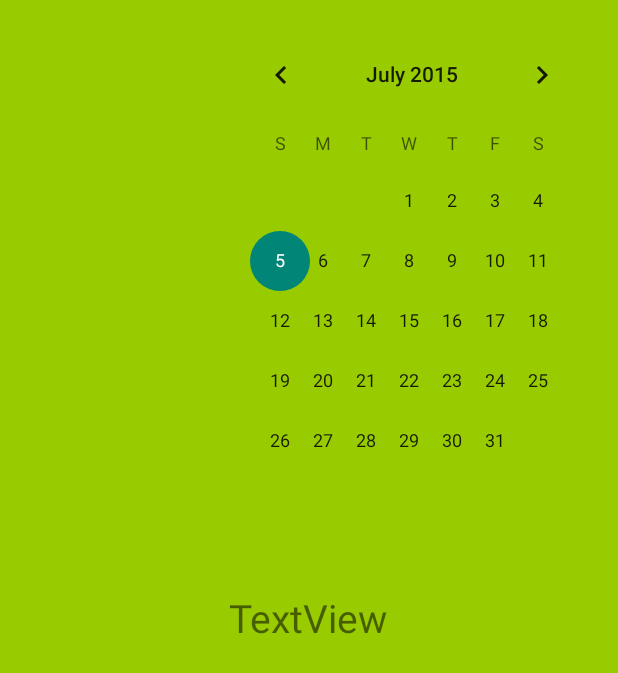
After one commit to khodary94/JamHub, an Android app: the layout activity_second_fragment.xml on its own in the app's theme, with its tools: preview values and no code run, on a phone screen of 412 x 824 dp. The commit adds this screen. Shown: the top 673 px of the screen. Run offline under Robolectric (Android 15) with nearby library versions, the phone set to English and light mode, and no system bars.

Commit message:
Added 3 testing fragments

```diff
--- a/app/src/main/java/com/example/khodary/jamhub/signin.java
+++ b/app/src/main/java/com/example/khodary/jamhub/signin.java
@@ -4,13 +4,14 @@ import android.app.Activity;
 import android.content.Intent;
 import android.support.v7.app.ActionBarActivity;
 import android.os.Bundle;
+import android.support.v7.app.AppCompatActivity;
 import android.view.Menu;
 import android.view.MenuItem;
 import android.view.View;
 import android.widget.Button;
 
 
-public class signin extends Activity {
+public class signin extends AppCompatActivity {
 
 Button signup;
     @Override
--- /dev/null
+++ b/app/src/main/res/layout/activity_second_fragment.xml
@@ -0,0 +1,29 @@
+<RelativeLayout xmlns:android="http://schemas.android.com/apk/res/android"
+    xmlns:tools="http://schemas.android.com/tools" android:layout_width="match_parent"
+    android:layout_height="match_parent" android:paddingLeft="@dimen/activity_horizontal_margin"
+    android:paddingRight="@dimen/activity_horizontal_margin"
+    android:paddingTop="@dimen/activity_vertical_margin"
+    android:paddingBottom="@dimen/activity_vertical_margin"
+    tools:context="com.example.khodary.jamhub.SecondFragment"
+    android:background="@android:color/holo_green_light">
+
+    <TextView
+        android:id="@+id/tvFragSecond"
+        android:layout_width="wrap_content"
+        android:layout_height="wrap_content"
+        android:layout_centerHorizontal="true"
+        android:layout_centerVertical="true"
+        android:textSize="26dp"
+        android:text="TextView" />
+
+    <CalendarView
+        android:layout_width="wrap_content"
+        android:layout_height="wrap_content"
+        android:id="@+id/calendarView"
+        android:layout_alignTop="@+id/calendarView"
+        android:layout_alignLeft="@+id/tvFragSecond"
+        android:layout_alignStart="@+id/tvFragSecond"
+        style="@android:style/Animation" />
+
+
+</RelativeLayout>
--- a/app/src/main/res/values/strings.xml
+++ b/app/src/main/res/values/strings.xml
@@ -5,4 +5,7 @@
     <string name="action_settings">Settings</string>
     <string name="title_activity_signup">Signup</string>
     <string name="title_activity_signin">signin</string>
+    <string name="title_activity_first">FirstActivity</string>
+    <string name="title_activity_second_fragment">SecondFragment</string>
+    <string name="title_activity_third_fragment">ThirdFragment</string>
 </resources>
```
Also changed, not shown: app/src/main/AndroidManifest.xml (+12 -1 lines), app/src/main/java/com/example/khodary/jamhub/FirstFragment.java (added, +48 -0 lines), app/src/main/java/com/example/khodary/jamhub/SecondFragment.java (added, +36 -0 lines), app/src/main/java/com/example/khodary/jamhub/ThirdFragment.java (added, +36 -0 lines), app/src/main/res/layout/activity_first.xml (added, +38 -0 lines), app/src/main/res/layout/activity_third_fragment.xml (added, +18 -0 lines), app/src/main/res/menu/menu_first.xml (added, +7 -0 lines), app/src/main/res/menu/menu_second.xml (added, +7 -0 lines), app/src/main/res/menu/menu_third.xml (added, +7 -0 lines).
